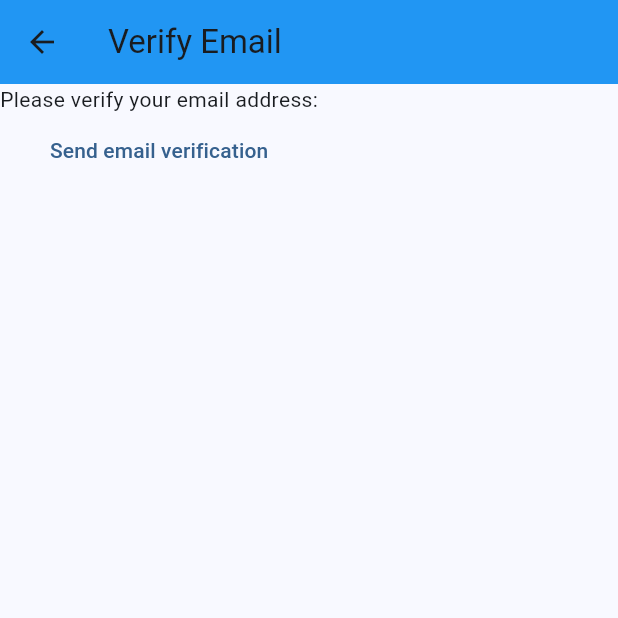
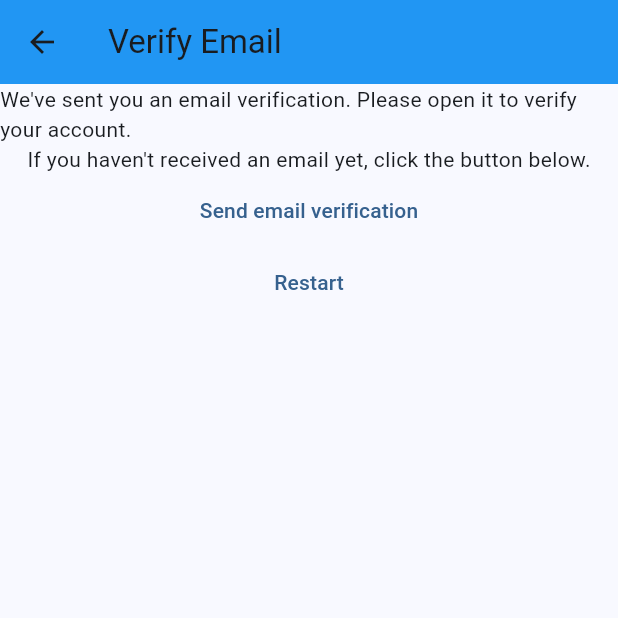
Before and after one commit to macanudo527/my-notes-app, a Flutter app: the VerifyEmailView screen opened directly, on a phone screen of 412 x 824 dp, the top half of it. Run offline on Flutter 3.47's test engine with Material 3 defaults, Android fonts, the phone set to English and light mode, and no system bars; our stand-ins replace firebase_auth, firebase_core; accounts and stored records are empty.

Commit message:
Finish Step 7

```diff
--- a/lib/constants/routes.dart
+++ b/lib/constants/routes.dart
@@ -1,3 +1,4 @@
 const loginRoute = '/login/';
 const registerRoute = '/register/';
 const notesRoute = '/notes/';
+const verifyEmailRoute = '/verify-email/';
--- a/lib/main.dart
+++ b/lib/main.dart
@@ -6,7 +6,6 @@ import 'package:mynotes/firebase_options.dart';
 import 'package:mynotes/views/login_view.dart';
 import 'package:mynotes/views/register_view.dart';
 import 'package:mynotes/views/verify_email_view.dart';
-import 'dart:developer' as devtools show log;
 
 void main() {
   WidgetsFlutterBinding.ensureInitialized;
@@ -23,7 +22,8 @@ void main() {
     routes: {
       loginRoute: (context) => const LoginView(),
       notesRoute: (context) => const NotesView(),
-      registerRoute: (context) => const RegisterView()
+      registerRoute: (context) => const RegisterView(),
+      verifyEmailRoute: (context) => const VerifyEmailView()
     }
   ));
 }
--- a/lib/views/login_view.dart
+++ b/lib/views/login_view.dart
@@ -1,7 +1,6 @@
 import 'package:firebase_auth/firebase_auth.dart';
 import 'package:flutter/material.dart';
 import 'package:mynotes/utilities/show_error_dialog.dart';
-import 'dart:developer' as devtools show log;
 
 import 'package:mynotes/constants/routes.dart';
 
--- a/lib/views/verify_email_view.dart
+++ b/lib/views/verify_email_view.dart
@@ -1,6 +1,7 @@
 
 import 'package:firebase_auth/firebase_auth.dart';
 import 'package:flutter/material.dart';
+import 'package:mynotes/constants/routes.dart';
 
 class VerifyEmailView extends StatefulWidget {
   const VerifyEmailView({super.key});
@@ -15,13 +16,21 @@ class _VerifyEmailViewState extends State<VerifyEmailView> {
     return Scaffold(
       appBar: AppBar(title: const Text('Verify Email')),
       body: Column(children: [
-          Text('Please verify your email address:'),
+          Text("We've sent you an email verification. Please open it to verify your account."),
+          Text("If you haven't received an email yet, click the button below."),
           TextButton(
             onPressed: () async {
               final user = FirebaseAuth.instance.currentUser;
               await user?.sendEmailVerification();
             },
             child: const Text('Send email verification'),
+          ),
+          TextButton(
+            onPressed: () async {
+              await FirebaseAuth.instance.signOut();
+              Navigator.of(context).pushNamedAndRemoveUntil(registerRoute, (route) => false);
+            },
+            child: const Text('Restart'),
           )
         ],
       ),
```
Also changed, not shown: lib/views/register_view.dart (+13 -6 lines).
